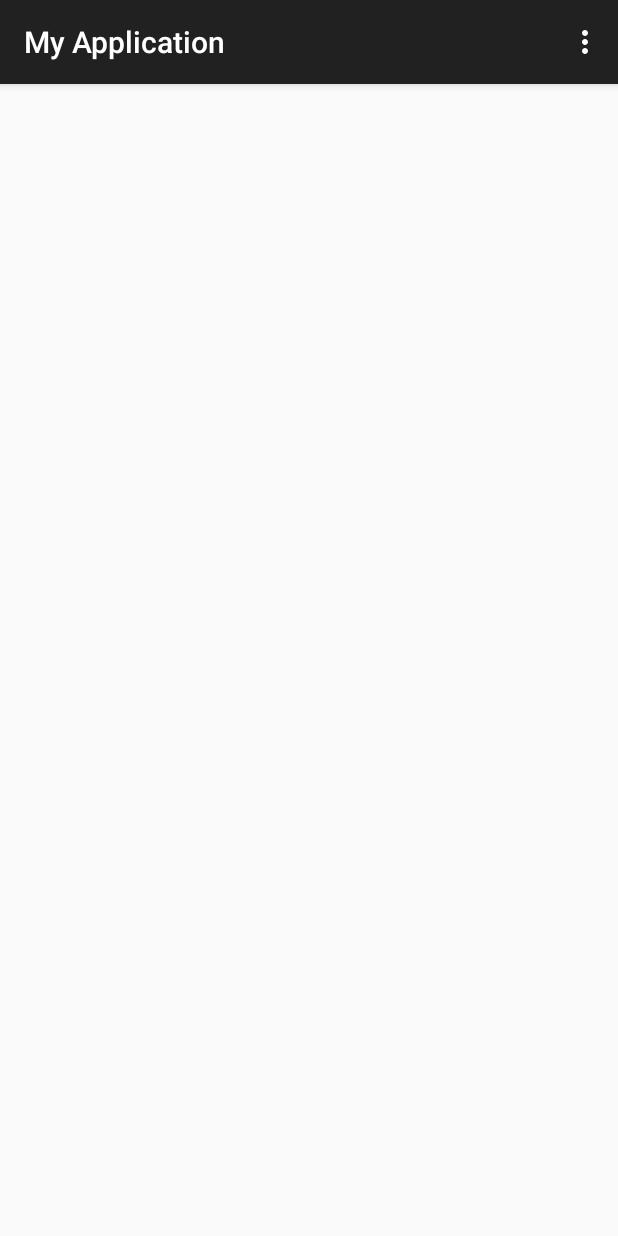
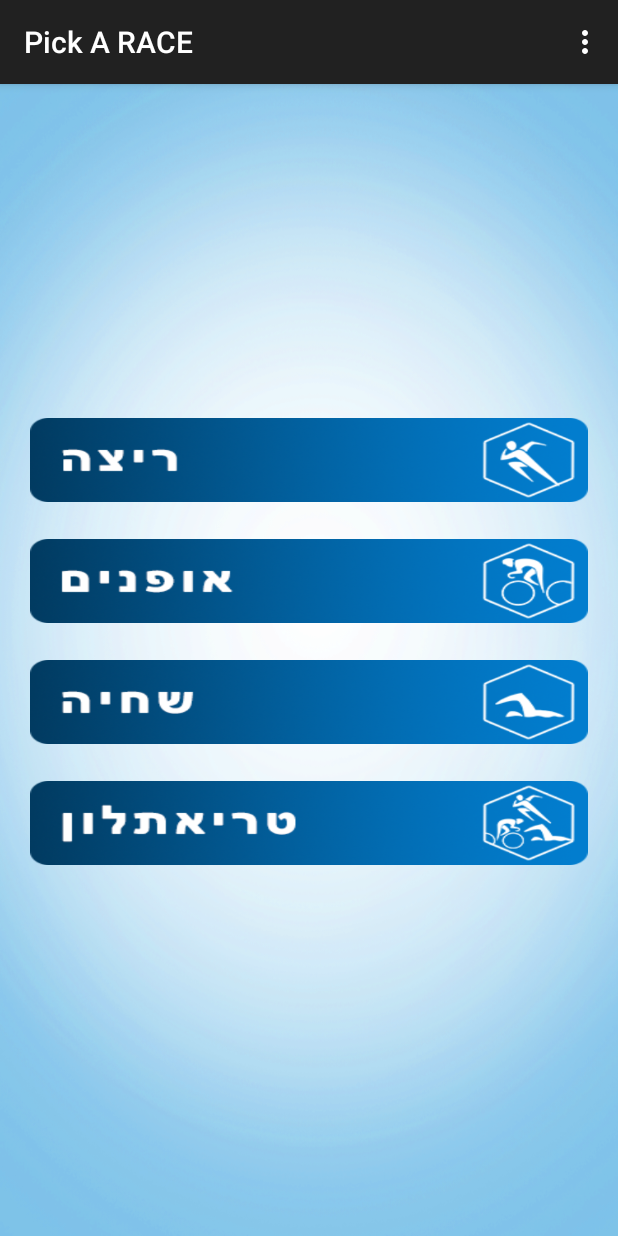
Before and after one commit to asafho/pickarace, an Android app: the screen it shows after launch (MainViewActivity), on a phone screen of 412 x 824 dp. Run offline under Robolectric (Android 15) with nearby library versions, the phone set to English and light mode, and no system bars; our stand-ins replace AdMob.

Commit message:
android list works!

```diff
--- a/android/MyApplication/app/src/main/java/com/example/asafh/myapplication/AppController.java
+++ b/android/MyApplication/app/src/main/java/com/example/asafh/myapplication/AppController.java
@@ -2,6 +2,9 @@ package com.example.asafh.myapplication;
 
 
 import android.app.Application;
+import android.content.Context;
+import android.net.ConnectivityManager;
+import android.net.NetworkInfo;
 import android.text.TextUtils;
 
 import com.android.volley.Request;
@@ -15,8 +18,36 @@ public class AppController extends Application {
 
     private RequestQueue mRequestQueue;
     private ImageLoader mImageLoader;
+    private static AppController mInstance;
+    private String topic;
+    private String s3RootURL="https://s3-us-west-2.amazonaws.com/pickarace/";
 
-    private static AppController mInstance;
+    public String getTopic() {
+
+        return topic;
+    }
+
+    public String getS3RootURL(){
+        return s3RootURL;
+    }
+
+    public void setTopic(String aTopic) {
+
+        topic = aTopic;
+
+    }
+
+    public static boolean isConnected(Context context)
+    {
+        ConnectivityManager connectivityManager = (ConnectivityManager)context.getSystemService(Context.CONNECTIVITY_SERVICE);
+        if(connectivityManager.getNetworkInfo(ConnectivityManager.TYPE_MOBILE).getState() == NetworkInfo.State.CONNECTED ||
+                connectivityManager.getNetworkInfo(ConnectivityManager.TYPE_WIFI).getState() == NetworkInfo.State.CONNECTED) {
+            //we are connected to a network
+            return true;
+        }
+        else
+            return false;
+    }
 
     @Override
     public void onCreate() {
--- a/android/MyApplication/app/src/main/java/com/example/asafh/myapplication/CustomListAdapter.java
+++ b/android/MyApplication/app/src/main/java/com/example/asafh/myapplication/CustomListAdapter.java
@@ -61,11 +61,10 @@ public class CustomListAdapter extends BaseAdapter {
         // thumbnail image
         thumbNail.setImageUrl(m.getThumbnailUrl(), imageLoader);
 
-        // title
         title.setText(m.getEventName());
 
-        rating.setText("Rating: " + String.valueOf(m.getEventName()));
-
+        //rating.setText("Rating: " + String.valueOf(m.getEventName()));
+        rating.setText(m.getEventLocation());
 
         // release year
         year.setText(String.valueOf(m.getEventDate()));
--- a/android/MyApplication/app/src/main/res/layout/activity_display.xml
+++ b/android/MyApplication/app/src/main/res/layout/activity_display.xml
@@ -1,7 +1,7 @@
+<?xml version="1.0" encoding="utf-8"?>
 <RelativeLayout xmlns:android="http://schemas.android.com/apk/res/android"
     xmlns:tools="http://schemas.android.com/tools" android:layout_width="match_parent"
-    android:layout_height="match_parent" android:paddingLeft="@dimen/activity_horizontal_margin"
-    android:paddingRight="@dimen/activity_horizontal_margin"
+    android:layout_height="match_parent"
     tools:context="com.example.asafh.myapplication.DisplayActivity">
 
     <TextView android:text="@string/hello_world" android:layout_width="wrap_content"
--- a/android/MyApplication/app/src/main/res/layout/activity_main.xml
+++ b/android/MyApplication/app/src/main/res/layout/activity_main.xml
@@ -1,3 +1,4 @@
+<?xml version="1.0" encoding="utf-8"?>
 <RelativeLayout xmlns:android="http://schemas.android.com/apk/res/android"
                 xmlns:tools="http://schemas.android.com/tools"
                 android:layout_width="match_parent"
--- /dev/null
+++ b/android/MyApplication/app/src/main/res/layout/main_screen.xml
@@ -0,0 +1,131 @@
+<RelativeLayout xmlns:android="http://schemas.android.com/apk/res/android"
+    xmlns:tools="http://schemas.android.com/tools"
+    android:id="@+id/container"
+    android:layout_width="match_parent"
+    android:layout_height="match_parent"
+    tools:context=".MainViewActivity"
+    tools:ignore="MergeRootFrame" >
+
+    <TableLayout
+        android:orientation="vertical"
+        android:layout_width="wrap_content"
+        android:layout_height="match_parent"
+        android:id="@+id/main_screen"
+        android:background="@drawable/bg"
+        android:longClickable="true"
+        android:gravity="center">
+
+        <TableRow
+            android:layout_width="fill_parent"
+            android:layout_height="fill_parent"
+            android:orientation="vertical">
+
+            <ImageButton
+                android:layout_width="wrap_content"
+                android:layout_height="@dimen/abc_text_size_display_3_material"
+                android:id="@+id/runningBtn"
+                android:background="@drawable/run"
+                android:focusableInTouchMode="true"
+                android:onClick="runningButtonOnClick"
+                android:layout_marginBottom="5dp"
+                android:layout_marginLeft="20dp"
+                android:layout_marginRight="20dp"
+                android:layout_marginTop="0dp"
+                android:adjustViewBounds="true"
+                android:layout_weight="1"
+                android:padding="20dp"
+                android:scaleType="fitCenter" />
+        </TableRow>
+
+        <TableRow>
+            <TextView />
+        </TableRow>
+
+        <TableRow
+            android:layout_width="fill_parent"
+            android:layout_height="wrap_content"
+            >
+
+            <ImageButton
+                android:layout_width="wrap_content"
+                android:layout_height="@dimen/abc_text_size_display_3_material"
+                android:id="@+id/bikingBtn"
+                android:background="@drawable/bike"
+                android:layout_marginBottom="5dp"
+                android:layout_marginLeft="20dp"
+                android:layout_marginRight="20dp"
+                android:layout_marginTop="0dp"
+                android:adjustViewBounds="true"
+                android:layout_weight="1"
+                android:padding="20dp"
+                android:scaleType="fitCenter"
+
+                android:nestedScrollingEnabled="false"
+                android:onClick="bikingButtonOnClick" />
+        </TableRow>
+        <TableRow>
+            <TextView />
+        </TableRow>
+
+        <TableRow
+            android:layout_width="fill_parent"
+            android:layout_height="fill_parent">
+            <ImageButton
+                android:layout_width="wrap_content"
+                android:layout_height="@dimen/abc_text_size_display_3_material"
+                android:id="@+id/swimmingBtn"
+                android:background="@drawable/swim"
+                android:focusableInTouchMode="true"
+                android:layout_marginBottom="5dp"
+                android:layout_marginLeft="20dp"
+                android:layout_marginRight="20dp"
+                android:layout_marginTop="0dp"
+                android:adjustViewBounds="true"
+                android:layout_weight="1"
+                android:padding="20dp"
+                android:scaleType="fitCenter"
+                android:onClick="swimmingButtonOnClick" />
+        </TableRow>
+
+        <TableRow>
+            <TextView />
+        </TableRow>
+
+        <TableRow
+            android:layout_width="fill_parent"
+            android:layout_height="fill_parent">
+            <ImageButton
+                android:layout_width="wrap_content"
+                android:layout_height="@dimen/abc_text_size_display_3_material"
+                android:background="@drawable/triathlon"
+                android:layout_marginBottom="5dp"
+                android:layout_marginLeft="20dp"
+                android:layout_marginRight="20dp"
+                android:layout_marginTop="0dp"
+                android:adjustViewBounds="true"
+                android:layout_weight="1"
+                android:padding="20dp"
+                android:scaleType="fitCenter"
+                android:id="@+id/thriathlonBtn"
+                android:onClick="thriathlonButtonOnClick" />
+        </TableRow>
+        <TableRow>
+            <TextView />
+        </TableRow>
+
+    </TableLayout>
+
+
+    <fragment android:name="com.example.asafh.myapplication.MainViewActivity$PlaceholderFragment"
+        android:layout_width="match_parent"
+        android:layout_height="match_parent"
+        android:layout_above="@+id/adFragment" />
+
+    <fragment
+        android:id="@+id/adFragment"
+        android:name="com.example.asafh.myapplication.MainViewActivity$AdFragment"
+        android:layout_width="match_parent"
+        android:layout_height="wrap_content"
+        android:layout_alignParentBottom="true" />
+
+</RelativeLayout>
--- a/android/MyApplication/app/src/main/res/values/strings.xml
+++ b/android/MyApplication/app/src/main/res/values/strings.xml
@@ -1,7 +1,7 @@
 <?xml version="1.0" encoding="utf-8"?>
 <resources>
 
-    <string name="app_name">My Application</string>
+    <string name="app_name">Pick A RACE</string>
     <string name="hello_world">Hello world!</string>
     <string name="action_settings">Settings</string>
     <string name="title_activity_list">ListActivity</string>
```
Also changed, not shown: android/MyApplication/app/src/main/AndroidManifest.xml (+5 -5 lines), android/MyApplication/app/src/main/java/com/example/asafh/myapplication/LazyAdapter.java (deleted, +0 -60 lines), android/MyApplication/app/src/main/java/com/example/asafh/myapplication/ListActivity.java (+81 -30 lines), android/MyApplication/app/src/main/java/com/example/asafh/myapplication/MainViewActivity.java (+9 -9 lines), android/MyApplication/app/src/main/java/com/example/asafh/myapplication/general.java (deleted, +0 -57 lines), android/MyApplication/app/src/main/res/drawable/rihanna.png (deleted).
